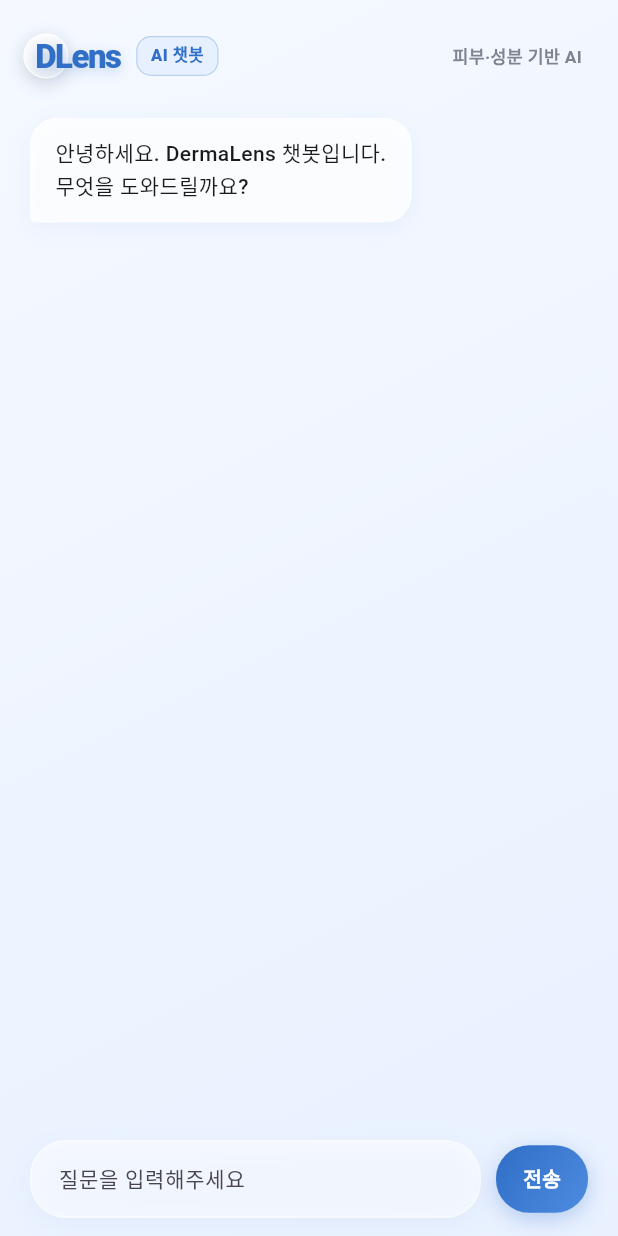
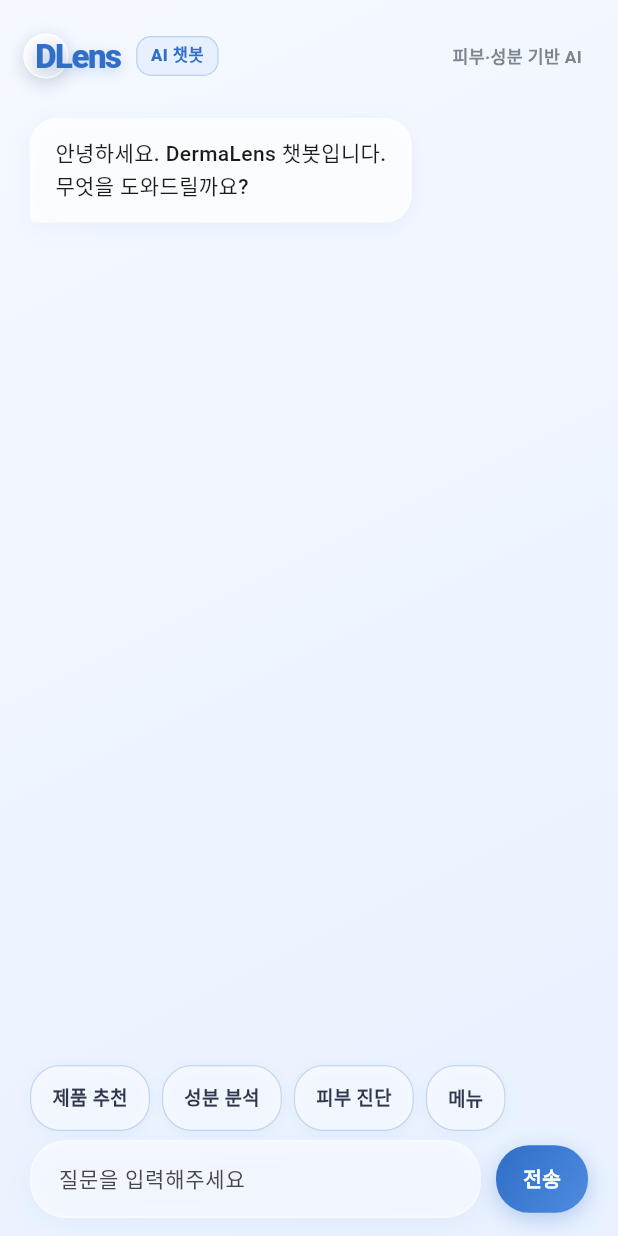
Before and after one commit to voaout/dermalens-app, a Flutter app: the ChatbotScreen screen opened directly, after a tap on "전송", on a phone screen of 412 x 824 dp. Run offline on Flutter 3.47's test engine with Material 3 defaults, Android fonts, the phone set to English and light mode, and no system bars; our stand-ins replace flutter_riverpod, image_picker; missing offline and left inert: dart:html, dart:ui_web, kakao_flutter_sdk_user; Roboto replaces fonts that are missing (Pretendard).

Commit message:
chatbot: default chips + link routing fallback + diagnostic logs

```diff
--- a/lib/screens/chatbot/chatbot_screen.dart
+++ b/lib/screens/chatbot/chatbot_screen.dart
@@ -77,6 +77,10 @@ class _ChatbotScreenState extends State<ChatbotScreen> {
   /// 입력이 있는 동안에는 quickReplies보다 우선해서 칩 바에 표시.
   List<String> _autocomplete = [];
   Timer? _autocompleteTimer;
+
+  /// 챗봇 응답도, 자동완성도 없을 때 노출하는 기본 메뉴 칩.
+  /// 사용자가 무엇을 물을 수 있는지 가이드 역할.
+  static const _defaultChips = ['제품 추천', '성분 분석', '피부 진단', '메뉴'];
 
   bool _sending = false;
   Object? _sessionId;
@@ -180,6 +184,18 @@ class _ChatbotScreenState extends State<ChatbotScreen> {
     try {
       final res = await ChatbotService.chat(text, sessionId: _sessionId);
 
+      // 디버그 — 챗봇이 components를 잘 보내는지, 어떤 모양인지 확인용.
+      debugPrint(
+        '[Chatbot ←] intent=${res['intent']} '
+        'components=${res['components']?.runtimeType} '
+        'quickReplies=${res['quickReplies']}',
+      );
+      if (res['components'] is List) {
+        for (final c in (res['components'] as List)) {
+          debugPrint('  · component: $c');
+        }
+      }
+
       final session = res['session_id'] ?? res['id'];
       if (session != null) _sessionId = session;
 
@@ -225,12 +241,28 @@ class _ChatbotScreenState extends State<ChatbotScreen> {
 
   void _onComponentAction(Map<String, dynamic> c) {
     final type = str(c, ['type']).toLowerCase();
+    final target = c['target'] ?? c['page'] ?? c['route'];
+    final productId = c['productId'] ?? c['product_id'];
+
+    // 디버그 로그 — 브라우저 DevTools(F12) Console에서 어떤 분기로 갔는지 확인 가능.
+    debugPrint(
+      '[Chatbot] component action: type="$type" target="$target" '
+      'productId="$productId" keys=${c.keys.toList()}',
+    );
+
+    // 분기 우선순위:
+    //  1) target 필드가 있으면 → 페이지 링크 (type='card'여도 link로 취급)
+    //  2) type == 'link' → 페이지 링크
+    //  3) productId 있음 → 상품 상세
+    //  4) 그 외 → 성분 다이얼로그
+    if (target != null && target.toString().isNotEmpty) {
+      _openPageLink(c);
+      return;
+    }
     if (type == 'link') {
       _openPageLink(c);
       return;
     }
-    // 카드: productId가 있으면 상품 상세로, 없으면 성분 상세 다이얼로그.
-    final productId = c['productId'] ?? c['product_id'];
     if (productId != null) {
       _openProductFromCard(c);
     } else {
@@ -472,12 +504,18 @@ class _ChatbotScreenState extends State<ChatbotScreen> {
                   },
                 ),
               ),
-              // 입력 중이면 자동완성, 아니면 마지막 봇 응답의 quickReplies.
+              // 칩 우선순위: 입력 중인 자동완성 > 마지막 봇 응답의 quickReplies
+              // > 기본 메뉴 칩 (둘 다 비었을 때 가이드 역할).
               Builder(
                 builder: (_) {
-                  final chips =
-                      _autocomplete.isNotEmpty ? _autocomplete : _quickReplies;
-                  if (chips.isEmpty) return const SizedBox.shrink();
+                  final List<String> chips;
+                  if (_autocomplete.isNotEmpty) {
+                    chips = _autocomplete;
+                  } else if (_quickReplies.isNotEmpty) {
+                    chips = _quickReplies;
+                  } else {
+                    chips = _defaultChips;
+                  }
                   return _ChipBar(chips: chips, onTap: _send);
                 },
               ),
```
